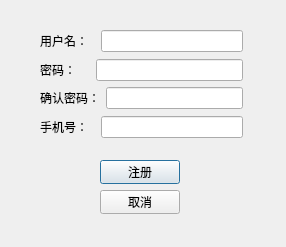
First picture: the form in enroll.ui, repository Alyssa-Zhou/qt_naicha, before the edit.
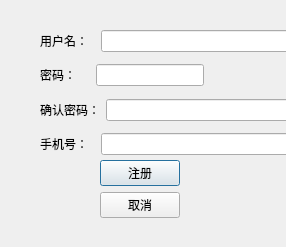
Second picture: the form after the edit.

```diff
--- a/enroll.ui
+++ b/enroll.ui
@@ -18,8 +18,8 @@
     <rect>
      <x>100</x>
      <y>160</y>
-     <width>83</width>
-     <height>54</height>
+     <width>102</width>
+     <height>67</height>
     </rect>
    </property>
    <layout class="QFormLayout" name="formLayout_3">
@@ -44,8 +44,8 @@
     <rect>
      <x>40</x>
      <y>30</y>
-     <width>203</width>
-     <height>108</height>
+     <width>250</width>
+     <height>131</height>
     </rect>
    </property>
    <layout class="QGridLayout" name="gridLayout">
@@ -59,7 +59,14 @@
        </widget>
       </item>
       <item row="0" column="1">
-       <widget class="QLineEdit" name="LE_name"/>
+       <widget class="QLineEdit" name="LE_name">
+        <property name="sizePolicy">
+         <sizepolicy hsizetype="Preferred" vsizetype="Fixed">
+          <horstretch>0</horstretch>
+          <verstretch>0</verstretch>
+         </sizepolicy>
+        </property>
+       </widget>
       </item>
      </layout>
     </item>
@@ -67,13 +74,32 @@
      <layout class="QFormLayout" name="formLayout_2">
       <item row="0" column="0">
        <widget class="QLabel" name="L_password">
+        <property name="sizePolicy">
+         <sizepolicy hsizetype="Preferred" vsizetype="Preferred">
+          <horstretch>0</horstretch>
+          <verstretch>0</verstretch>
+         </sizepolicy>
+        </property>
+        <property name="mouseTracking">
+         <bool>false</bool>
+        </property>
+        <property name="tabletTracking">
+         <bool>false</bool>
+        </property>
         <property name="text">
          <string>密码：    </string>
         </property>
        </widget>
       </item>
       <item row="0" column="1">
-       <widget class="QLineEdit" name="LE_password"/>
+       <widget class="QLineEdit" name="LE_password">
+        <property name="sizePolicy">
+         <sizepolicy hsizetype="Fixed" vsizetype="Fixed">
+          <horstretch>0</horstretch>
+          <verstretch>0</verstretch>
+         </sizepolicy>
+        </property>
+       </widget>
       </item>
      </layout>
     </item>
```
